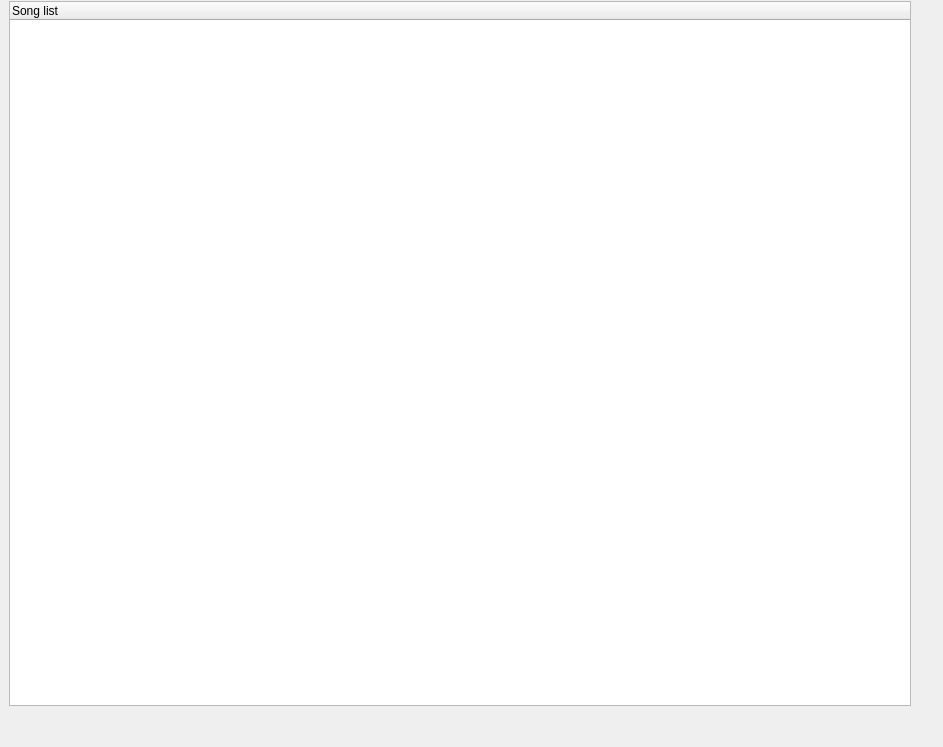
First picture: the form in src/gui/src/PlaylistEditor/PlaylistDialog_UI.ui, repository hydrogen-music/hydrogen, before the edit.
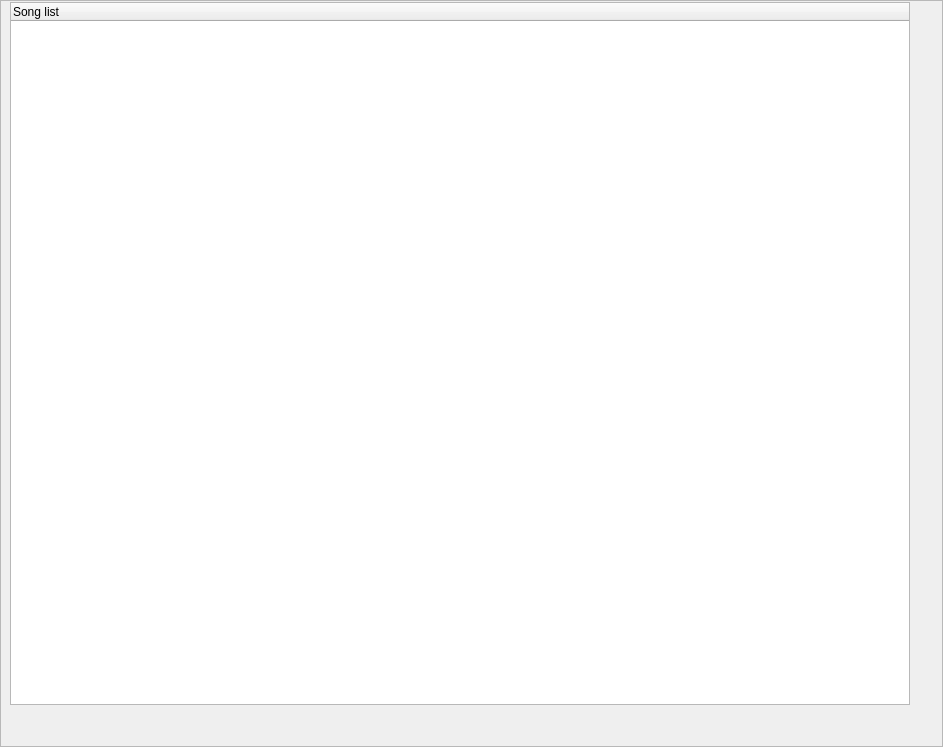
Second picture: the form after the edit.

Commit message:
PlaylistEditor: all scaling using scroll bars
when using a large scaling factor and the widget will not fit the screen anymore, we now show scrollbars to make all the window accessible instead of letting it overflow the display.

TBH Qt Designer is a drag. I ended up editting the _UI.ui file by hand...

```diff
--- a/src/gui/src/PlaylistEditor/PlaylistDialog_UI.ui
+++ b/src/gui/src/PlaylistEditor/PlaylistDialog_UI.ui
@@ -30,6 +30,42 @@
     <number>0</number>
    </property>
    <item>
+    <widget class="QScrollArea" name="scrollArea">
+     <property name="widgetResizable">
+      <bool>true</bool>
+     </property>
+     <widget class="QWidget" name="scrollAreaContent">
+      <property name="geometry">
+       <rect>
+        <x>0</x>
+        <y>0</y>
+        <width>941</width>
+        <height>745</height>
+       </rect>
+      </property>
+      <property name="minimumSize">
+       <size>
+        <width>921</width>
+        <height>703</height>
+       </size>
+      </property>
+      <layout class="QVBoxLayout" name="scrollAreaLayout">
+       <property name="spacing">
+        <number>0</number>
+       </property>
+       <property name="leftMargin">
+        <number>0</number>
+       </property>
+       <property name="topMargin">
+        <number>0</number>
+       </property>
+       <property name="rightMargin">
+        <number>0</number>
+       </property>
+       <property name="bottomMargin">
+        <number>0</number>
+       </property>
+       <item>
     <widget class="QWidget" name="menuBarWidget" native="true"/>
    </item>
    <item>
@@ -140,6 +176,10 @@
       </widget>
      </item>
     </layout>
+       </item>
+      </layout>
+     </widget>
+    </widget>
    </item>
   </layout>
  </widget>
```
Lines whose indentation alone changed are shown as unchanged.
